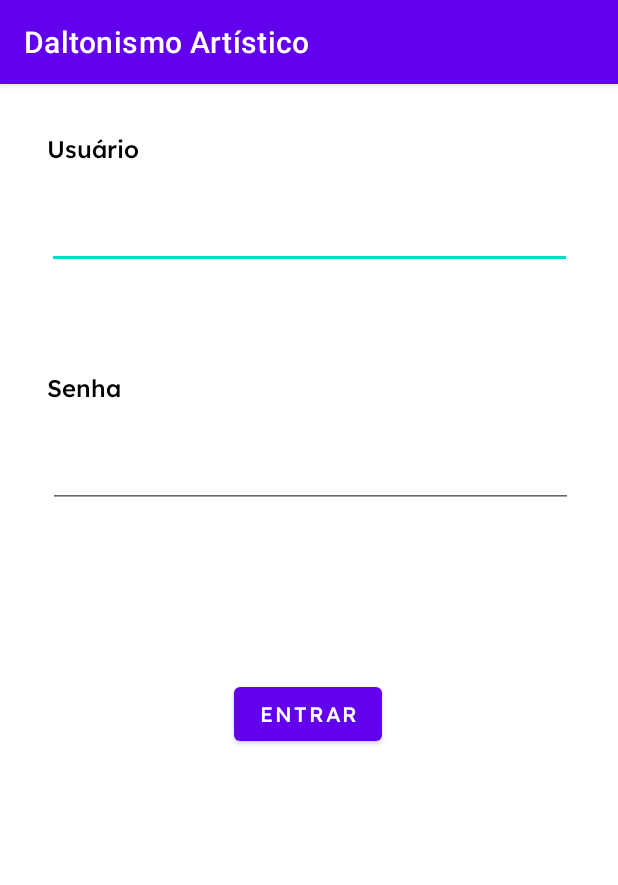
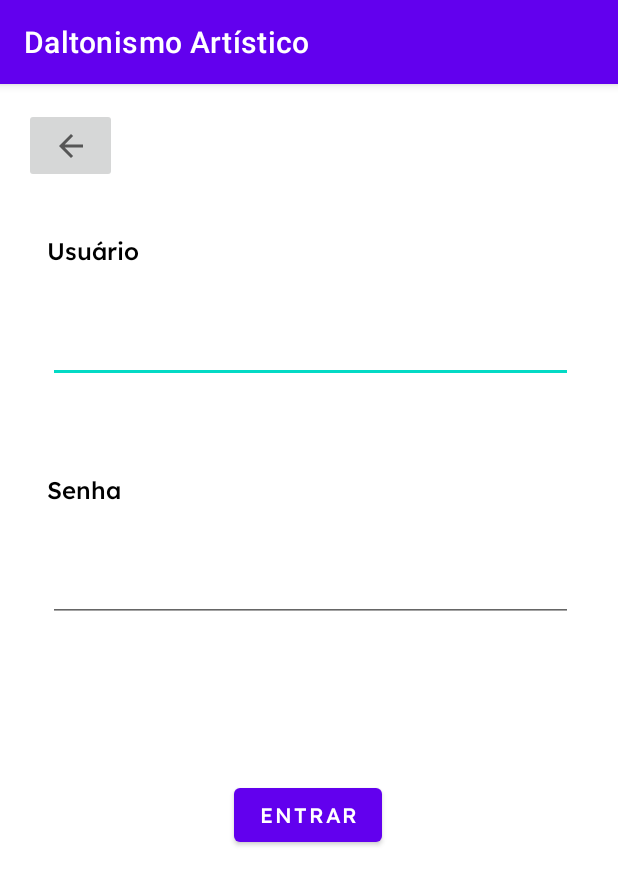
Before and after one commit to Ian-LS-Cesar/DaltonismoArtistico, an Android app: the TelaLogin screen opened directly, with no data from a screen before it, on a phone screen of 412 x 824 dp. Shown: the top 885 px of the screen. Run offline under Robolectric (Android 15) with nearby library versions, the phone set to English and light mode, and no system bars.

Commit message:
Tela de Admin criada

```diff
--- a/app/src/main/java/com/example/trabalhonarak/MainActivity.kt
+++ b/app/src/main/java/com/example/trabalhonarak/MainActivity.kt
@@ -58,7 +58,7 @@ class MainActivity : AppCompatActivity() {
         openCameraButton = findViewById(R.id.startCameraButton) // Renomeado para openCameraButton
         btnTelaLogin = findViewById(R.id.telaLogin)
         // Configurando o Spinner com as opções de filtro
-        val filters = arrayOf("Filtro 1", "Filtro 2", "Filtro 3")
+        val filters = arrayOf("Selecione o seu filtro:", "Filtro 1", "Filtro 2", "Filtro 3")
         val adapter = ArrayAdapter(this, android.R.layout.simple_spinner_item, filters)
         adapter.setDropDownViewResource(android.R.layout.simple_spinner_dropdown_item)
         spinner.adapter = adapter
--- a/app/src/main/java/com/example/trabalhonarak/TelaLogin.kt
+++ b/app/src/main/java/com/example/trabalhonarak/TelaLogin.kt
@@ -3,7 +3,9 @@ package com.example.trabalhonarak
 import android.os.Bundle
 import android.widget.Button
 import android.widget.EditText
+import android.widget.ImageButton
 import android.widget.Toast
+import android.content.Intent
 import androidx.appcompat.app.AppCompatActivity
 
 class TelaLogin : AppCompatActivity() {
@@ -11,6 +13,7 @@ class TelaLogin : AppCompatActivity() {
     // Credenciais de admin hardcoded para fins de demonstração
     private val adminUsername = "adminEspacoCultural"
     private val adminPassword = "unifor51Anos"
+    private lateinit var btnVoltarHome: ImageButton
     private lateinit var botaoLogin: Button
     private lateinit var textoLogin: EditText
     private lateinit var textoSenha: EditText
@@ -19,6 +22,7 @@ class TelaLogin : AppCompatActivity() {
         super.onCreate(savedInstanceState)
         setContentView(R.layout.tela_login)
 
+        btnVoltarHome = findViewById(R.id.botaoVoltarHome)
         botaoLogin = findViewById(R.id.botaoLogin)
         textoLogin = findViewById(R.id.textoLogin)
         textoSenha = findViewById(R.id.textoSenha)
@@ -26,15 +30,30 @@ class TelaLogin : AppCompatActivity() {
         botaoLogin.setOnClickListener {
             val username = textoLogin.text.toString()
             val password = textoSenha.text.toString()
+            val intent = Intent(this, TelaAdmin::class.java)
 
             if (username == adminUsername && password == adminPassword) {
                 // Se as credenciais coincidirem, exibir mensagem de sucesso
                 val message = "Login bem-sucedido como administrador!"
+                Toast.makeText(this, message, Toast.LENGTH_SHORT).show()
+
+                startActivity(intent)
+            }else if (username == "" || password == ""){
+                val message = "Por favor, preencha os campos!"
                 Toast.makeText(this, message, Toast.LENGTH_SHORT).show()
             } else {
                 val message = "Cadastro incorreto!"
                 Toast.makeText(this, message, Toast.LENGTH_SHORT).show()
             }
         }
+
+        btnVoltarHome.setOnClickListener{
+            voltarHome()
+        }
     }
+    private fun voltarHome(){
+        val intent = Intent(this, MainActivity::class.java)
+        startActivity(intent)
+    }
+
 }
--- a/app/src/main/res/layout/tela_login.xml
+++ b/app/src/main/res/layout/tela_login.xml
@@ -10,9 +10,9 @@
         android:layout_width="0dp"
         android:layout_height="wrap_content"
         android:layout_marginStart="156dp"
-        android:layout_marginTop="68dp"
+        android:layout_marginTop="85dp"
         android:layout_marginEnd="157dp"
-        android:layout_marginBottom="279dp"
+        android:layout_marginBottom="238dp"
         android:fontFamily="@font/lexend_medium"
         android:text="Entrar"
         app:layout_constraintBottom_toBottomOf="parent"
@@ -25,31 +25,20 @@
         android:layout_width="350dp"
         android:layout_height="70dp"
         android:layout_marginStart="30dp"
+        android:layout_marginTop="8dp"
         android:layout_marginEnd="30dp"
         android:ems="10"
         android:inputType="text"
         app:layout_constraintEnd_toEndOf="parent"
+        app:layout_constraintHorizontal_bias="1.0"
         app:layout_constraintStart_toStartOf="parent"
         app:layout_constraintTop_toBottomOf="@+id/tituloLogin" />
-
-    <EditText
-        android:id="@+id/textoSenha"
-        android:layout_width="350dp"
-        android:layout_height="70dp"
-        android:layout_marginStart="30dp"
-        android:layout_marginEnd="30dp"
-        android:ems="10"
-        android:inputType="textPassword"
-        app:layout_constraintEnd_toEndOf="parent"
-        app:layout_constraintHorizontal_bias="1.0"
-        app:layout_constraintStart_toStartOf="parent"
-        app:layout_constraintTop_toBottomOf="@+id/tituloSenha" />
 
     <TextView
         android:id="@+id/tituloLogin"
         android:layout_width="wrap_content"
         android:layout_height="wrap_content"
-        android:layout_marginTop="32dp"
+        android:layout_marginTop="100dp"
         android:ems="10"
         android:fontFamily="@font/lexend_medium"
         android:text="Usuário"
@@ -64,7 +53,7 @@
         android:id="@+id/tituloSenha"
         android:layout_width="wrap_content"
         android:layout_height="wrap_content"
-        android:layout_marginTop="68dp"
+        android:layout_marginTop="60dp"
         android:ems="10"
         android:fontFamily="@font/lexend_medium"
         android:text="Senha"
@@ -75,4 +64,35 @@
         app:layout_constraintStart_toStartOf="parent"
         app:layout_constraintTop_toBottomOf="@+id/textoLogin" />
 
+    <EditText
+        android:id="@+id/textoSenha"
+        android:layout_width="350dp"
+        android:layout_height="70dp"
+        android:layout_marginStart="30dp"
+        android:layout_marginTop="8dp"
+        android:layout_marginEnd="30dp"
+        android:ems="10"
+        android:inputType="textPassword"
+        app:layout_constraintEnd_toEndOf="parent"
+        app:layout_constraintHorizontal_bias="1.0"
+        app:layout_constraintStart_toStartOf="parent"
+        app:layout_constraintTop_toBottomOf="@+id/tituloSenha" />
+
+    <ImageButton
+        android:id="@+id/botaoVoltarHome"
+        android:layout_width="62dp"
+        android:layout_height="50dp"
+        android:layout_marginStart="16dp"
+        android:layout_marginTop="16dp"
+        android:layout_marginEnd="325dp"
+        android:layout_marginBottom="26dp"
+        android:contentDescription="@string/retornar_para_tela_home"
+        app:layout_constraintBottom_toTopOf="@+id/tituloLogin"
+        app:layout_constraintEnd_toEndOf="parent"
+        app:layout_constraintHorizontal_bias="0.0"
+        app:layout_constraintStart_toStartOf="parent"
+        app:layout_constraintTop_toTopOf="parent"
+        app:layout_constraintVertical_bias="0.0"
+        app:srcCompat="?attr/homeAsUpIndicator" />
+
 </androidx.constraintlayout.widget.ConstraintLayout>
--- a/app/src/main/res/values/strings.xml
+++ b/app/src/main/res/values/strings.xml
@@ -1,3 +1,5 @@
 <resources>
     <string name="app_name">TrabalhoNarak</string>
+    <string name="retornar_para_tela_de_login">Retornar para tela de Login</string>
+    <string name="retornar_para_tela_home">Retornar para tela home</string>
 </resources>
```
Also changed, not shown: app/src/main/AndroidManifest.xml (+10 -1 lines), app/src/main/java/com/example/trabalhonarak/Tela_Admin.kt (added, +33 -0 lines), app/src/main/res/layout/activity_main.xml (+30 -14 lines), app/src/main/res/layout/admin_tela.xml (added, +23 -0 lines).
